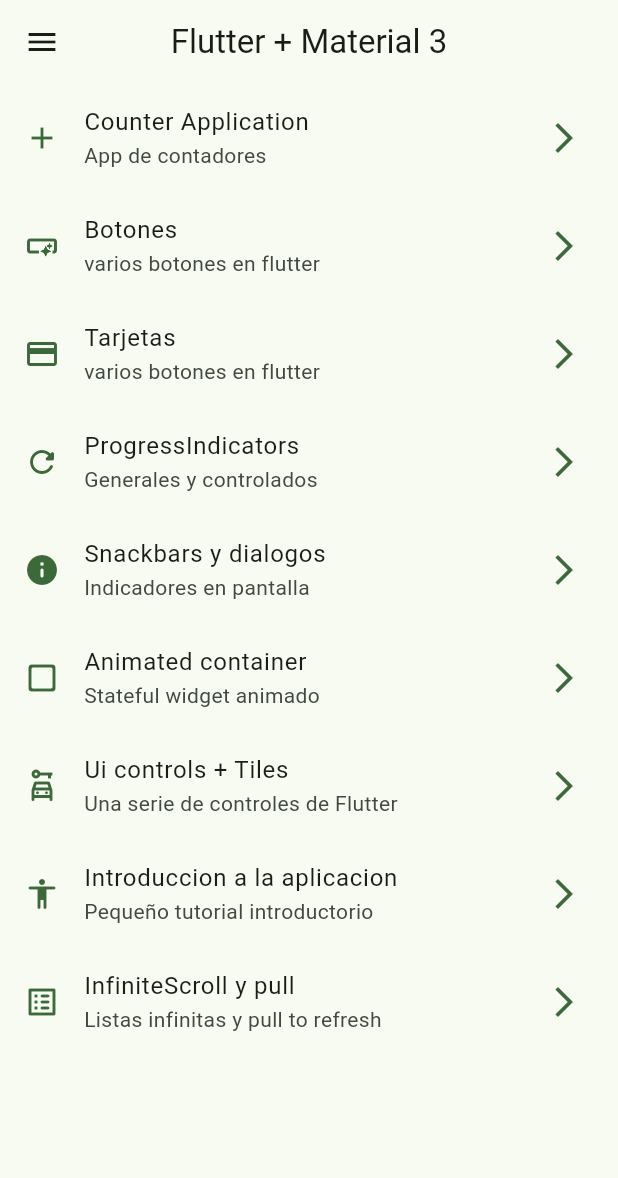
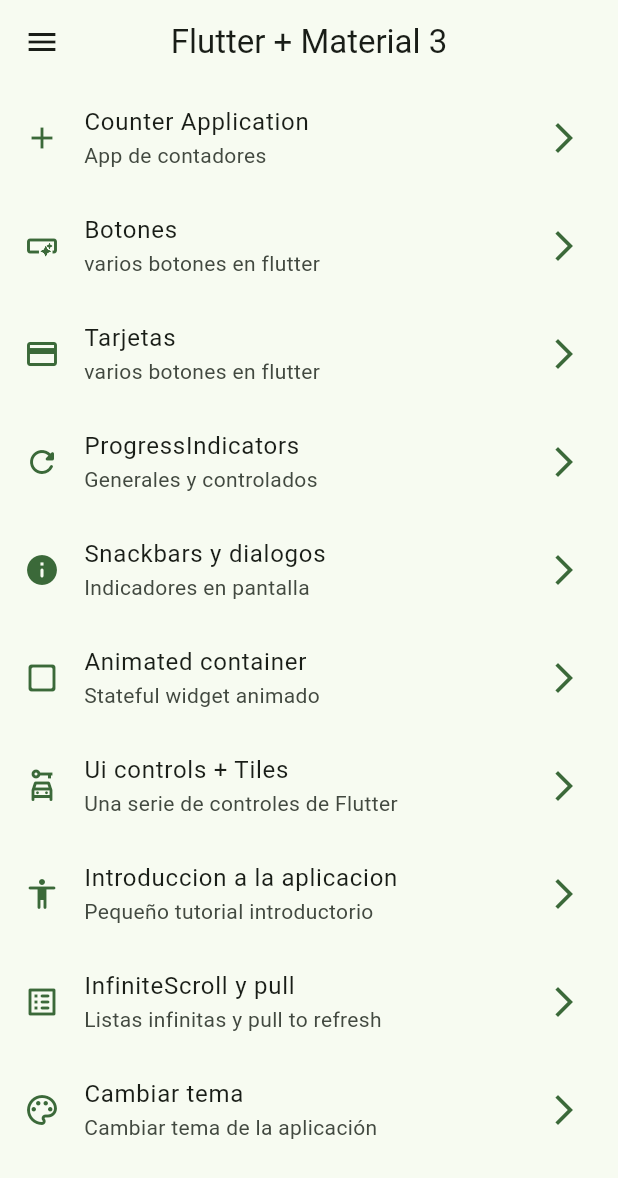
Before and after one commit to hernanspc/WidgetsApp, a Flutter app: the screen it shows after launch, on a phone screen of 412 x 824 dp. Shown: the top 1178 px of the screen. Run offline on Flutter 3.47's test engine with Material 2 defaults, Android fonts, the phone set to English and light mode, and no system bars; our stand-ins replace animate_do, flutter_riverpod, go_router, ionicons.

Commit message:
Theme Changer button

```diff
--- a/lib/config/menu/menu_items.dart
+++ b/lib/config/menu/menu_items.dart
@@ -69,4 +69,10 @@ const appMenuItems = <MenuItem>[
     link: '/infinite',
     icon: Icons.list_alt_rounded,
   ),
+  MenuItem(
+    title: 'Cambiar tema',
+    subTitle: 'Cambiar tema de la aplicación',
+    link: '/theme-changer',
+    icon: Icons.color_lens_outlined,
+  ),
 ];
--- a/lib/config/router/app_router.dart
+++ b/lib/config/router/app_router.dart
@@ -1,5 +1,4 @@
 import 'package:go_router/go_router.dart';
-import 'package:widgets_app/presentation/screens/counter/counter_screen.dart';
 import 'package:widgets_app/presentation/screens/screens.dart';
 
 /// The route configuration.
@@ -56,5 +55,10 @@ final appRouter = GoRouter(
       name: CounterScreen.name,
       builder: (context, GoRouterState state) => const CounterScreen(),
     ),
+    GoRoute(
+      path: '/theme-changer',
+      name: ThemeChangerScreen.name,
+      builder: (context, GoRouterState state) => const ThemeChangerScreen(),
+    )
   ],
 );
--- /dev/null
+++ b/lib/presentation/providers/theme_provider.dart
@@ -0,0 +1,3 @@
+import 'package:flutter_riverpod/flutter_riverpod.dart';
+
+final isDarkmodeProvider = StateProvider<bool>((ref) => false);
--- a/lib/presentation/screens/counter/counter_screen.dart
+++ b/lib/presentation/screens/counter/counter_screen.dart
@@ -2,6 +2,7 @@ import 'package:flutter/material.dart';
 import 'package:ionicons/ionicons.dart';
 import 'package:flutter_riverpod/flutter_riverpod.dart';
 import 'package:widgets_app/presentation/providers/counter_provider.dart';
+import 'package:widgets_app/presentation/providers/theme_provider.dart';
 
 class CounterScreen extends ConsumerWidget {
   static const name = 'counter_screen';
@@ -10,9 +11,11 @@ class CounterScreen extends ConsumerWidget {
   @override
   Widget build(BuildContext context, WidgetRef ref) {
     final int clickCounter = ref.watch(counterProvider);
+
     return Scaffold(
       appBar: AppBar(
         title: const Text('Counter Screen'),
+        actions: [],
       ),
       body: Center(
         child: Text('Valor: $clickCounter',
--- a/lib/presentation/screens/screens.dart
+++ b/lib/presentation/screens/screens.dart
@@ -1,11 +1,12 @@
 export 'package:widgets_app/presentation/screens/progress/progress_screen.dart';
-
 export 'package:widgets_app/presentation/screens/buttons/buttons_screen.dart';
 export 'package:widgets_app/presentation/screens/cards/cards_screen.dart';
 export 'package:widgets_app/presentation/screens/home/home_screen.dart';
-
 export 'package:widgets_app/presentation/screens/animated/animated_screen.dart';
 export 'package:widgets_app/presentation/screens/app_tutorial/app_tutorial.dart';
 export 'package:widgets_app/presentation/screens/infinite_scroll/infinite_scroll_screen.dart';
 export 'package:widgets_app/presentation/screens/snackbars/snackbars_screen.dart';
 export 'package:widgets_app/presentation/screens/ui-controls/ui_controls.dart';
+export 'package:widgets_app/presentation/screens/counter/counter_screen.dart';
+export 'package:widgets_app/presentation/screens/theme_changer/theme_changer_screen.dart';
+export 'package:widgets_app/presentation/screens/screens.dart';
```
Also changed, not shown: lib/presentation/screens/theme_changer/theme_changer_screen.dart (added, +30 -0 lines).
